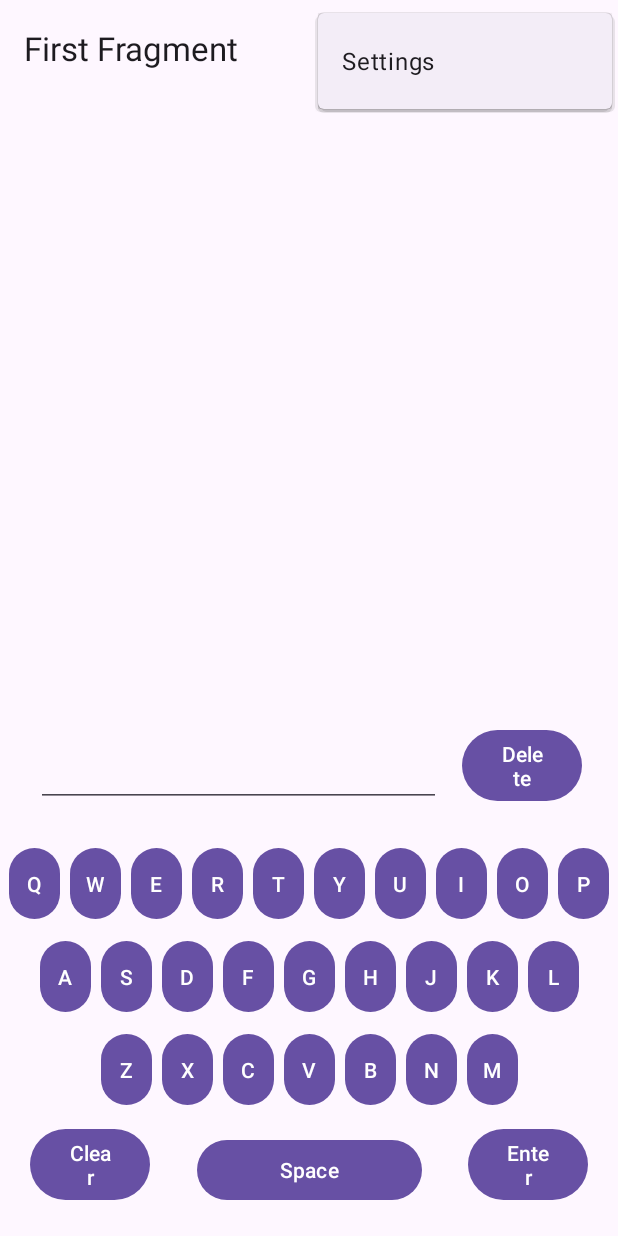
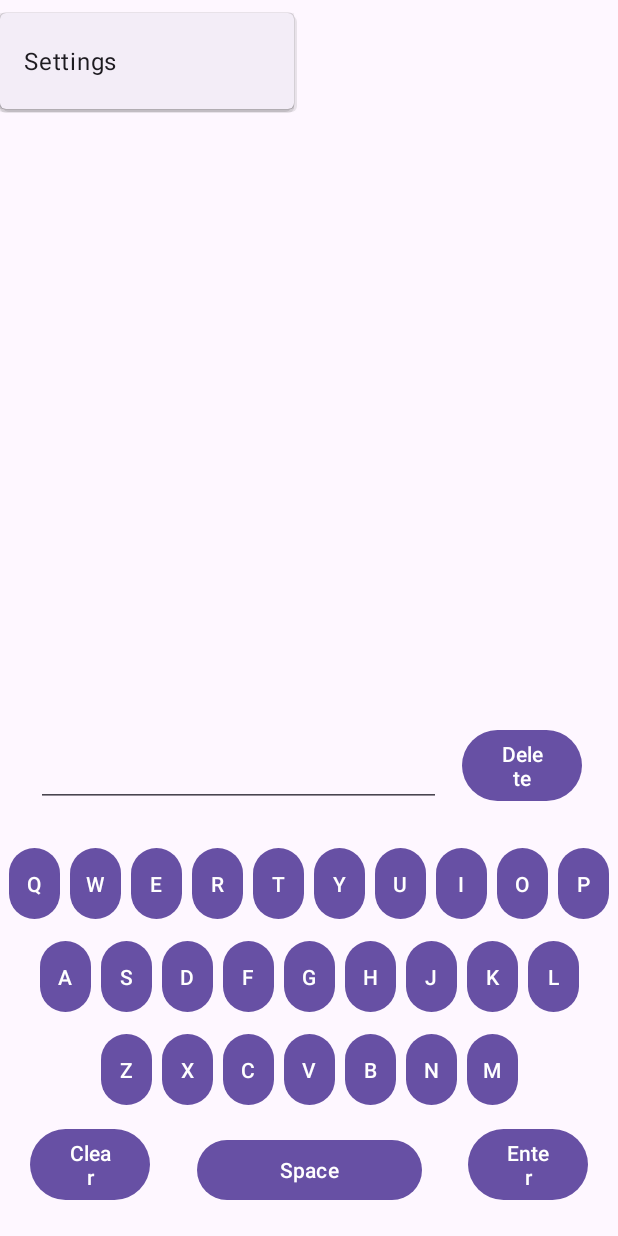
Before and after one commit to Axiomatic314/Cuisinele, an Android app: the screen it shows after launch (MainActivity), with the options menu open, on a phone screen of 412 x 824 dp. Run offline under Robolectric (Android 15) with nearby library versions, the phone set to English and light mode, and no system bars; our stand-ins replace navigation-ui.

Commit message:
Fix navigation bar overlapping content by changing to constraint layout

```diff
--- a/Cuisinele/app/src/main/res/layout/activity_main.xml
+++ b/Cuisinele/app/src/main/res/layout/activity_main.xml
@@ -1,26 +1,33 @@
 <?xml version="1.0" encoding="utf-8"?>
-<androidx.coordinatorlayout.widget.CoordinatorLayout
+<androidx.constraintlayout.widget.ConstraintLayout
         xmlns:android="http://schemas.android.com/apk/res/android"
         xmlns:app="http://schemas.android.com/apk/res-auto"
         xmlns:tools="http://schemas.android.com/tools"
         android:layout_width="match_parent"
         android:layout_height="match_parent"
         android:fitsSystemWindows="true"
-        tools:context=".MainActivity">
+        tools:context=".MainActivity" android:id="@+id/coordinatorLayout">
 
     <com.google.android.material.appbar.AppBarLayout
             android:layout_height="wrap_content"
-            android:layout_width="match_parent"
+            android:layout_width="0dp"
             android:fitsSystemWindows="true"
-    >
+            android:id="@+id/appBarLayout" app:layout_constraintEnd_toEndOf="parent"
+            app:layout_constraintBottom_toTopOf="@+id/include" app:layout_constraintTop_toTopOf="parent"
+            app:layout_constraintStart_toStartOf="parent">
 
         <com.google.android.material.appbar.MaterialToolbar
                 android:id="@+id/toolbar"
-                android:layout_width="match_parent"
-                android:layout_height="?attr/actionBarSize"/>
+                android:layout_width="wrap_content"
+                android:layout_height="wrap_content"
+        />
 
     </com.google.android.material.appbar.AppBarLayout>
 
-    <include layout="@layout/content_main"/>
+    <include layout="@layout/content_main"
+             android:layout_height="0dp"
+             android:layout_width="0dp" android:id="@+id/include"
+             app:layout_constraintTop_toBottomOf="@+id/appBarLayout" app:layout_constraintEnd_toEndOf="parent"
+             app:layout_constraintStart_toStartOf="parent" app:layout_constraintBottom_toBottomOf="parent"/>
 
-</androidx.coordinatorlayout.widget.CoordinatorLayout>
+</androidx.constraintlayout.widget.ConstraintLayout>
--- a/Cuisinele/app/src/main/res/layout/fragment_first.xml
+++ b/Cuisinele/app/src/main/res/layout/fragment_first.xml
@@ -11,8 +11,9 @@
             android:layout_width="0dp"
             android:layout_height="wrap_content"
             android:id="@+id/pageLayout" app:layout_constraintEnd_toEndOf="parent"
-            app:layout_constraintBottom_toTopOf="parent" app:layout_constraintTop_toTopOf="parent"
-            app:layout_constraintStart_toStartOf="parent"/>
+            app:layout_constraintTop_toTopOf="parent"
+            app:layout_constraintStart_toStartOf="parent" app:layout_constraintBottom_toBottomOf="parent"
+            android:layout_marginBottom="733dp"/>
     <EditText
             android:layout_width="270dp"
             android:layout_height="50dp"
```
